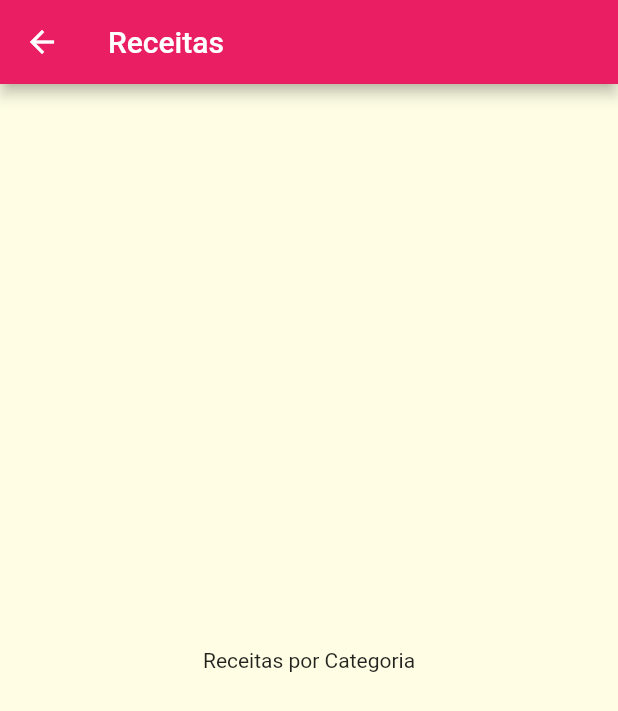
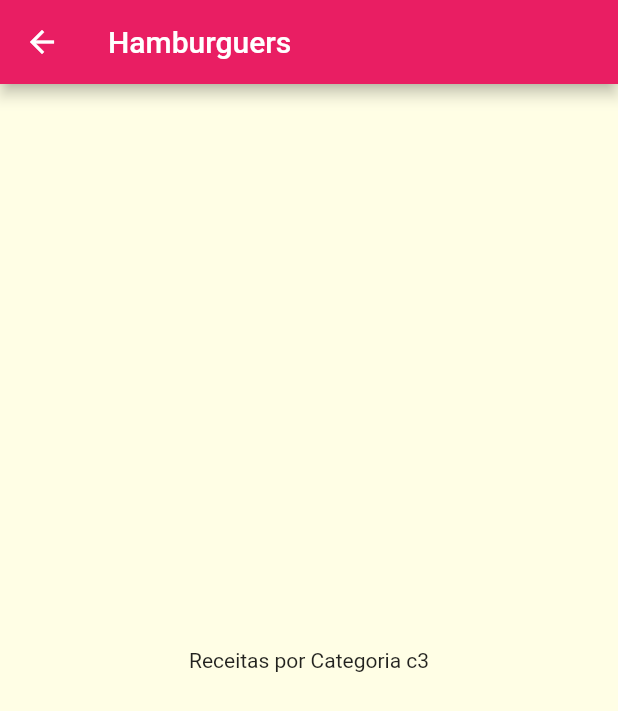
Before and after one commit to leonardogm85/flutter-meals, a Flutter app: the screen it shows after launch, after a tap on "Hamburguers", on a phone screen of 412 x 824 dp. Shown: the top 711 px of the screen. Run offline on Flutter 3.47's test engine with Material 2 defaults, Android fonts, the phone set to English and light mode, and no system bars.

Commit message:
Passando dados via contrutor

```diff
--- a/lib/components/category_item.dart
+++ b/lib/components/category_item.dart
@@ -14,7 +14,9 @@ class CategoryItem extends StatelessWidget {
     Navigator.of(context).push(
       MaterialPageRoute(
         builder: (_) {
-          return const CategoriesMealsScreen();
+          return CategoriesMealsScreen(
+            category: category,
+          );
         },
       ),
     );
--- a/lib/screens/categories_meals_screen.dart
+++ b/lib/screens/categories_meals_screen.dart
@@ -1,16 +1,22 @@
 import 'package:flutter/material.dart';
+import 'package:meals/models/category.dart';
 
 class CategoriesMealsScreen extends StatelessWidget {
-  const CategoriesMealsScreen({Key? key}) : super(key: key);
+  const CategoriesMealsScreen({
+    Key? key,
+    required this.category,
+  }) : super(key: key);
+
+  final Category category;
 
   @override
   Widget build(BuildContext context) {
     return Scaffold(
       appBar: AppBar(
-        title: const Text('Receitas'),
+        title: Text(category.title),
       ),
-      body: const Center(
-        child: Text('Receitas por Categoria'),
+      body: Center(
+        child: Text('Receitas por Categoria ${category.id}'),
       ),
     );
   }
```
